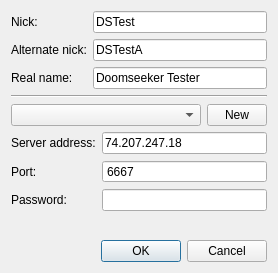
Old version of the form src/core/gui/irc/ircnetworkselectionbox.ui in the repository Destroyerrrocket/doomseeker-unofficial.
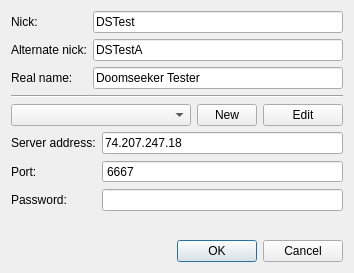
New version of the form. Icons and pictures are not drawn.

Commit message: - Can now edit IRC network directly from network connect box.

```diff
--- a/src/core/gui/irc/ircnetworkselectionbox.ui
+++ b/src/core/gui/irc/ircnetworkselectionbox.ui
@@ -6,7 +6,7 @@
    <rect>
     <x>0</x>
     <y>0</y>
-    <width>278</width>
+    <width>354</width>
     <height>273</height>
    </rect>
   </property>
@@ -73,14 +73,7 @@
    <item>
     <layout class="QHBoxLayout" name="horizontalLayout">
      <item>
-      <widget class="QComboBox" name="cboNetwork">
-       <property name="sizePolicy">
-        <sizepolicy hsizetype="Preferred" vsizetype="Fixed">
-         <horstretch>0</horstretch>
-         <verstretch>0</verstretch>
-        </sizepolicy>
-       </property>
-      </widget>
+      <widget class="QComboBox" name="cboNetwork"/>
      </item>
      <item>
       <widget class="QPushButton" name="btnNewNetwork">
@@ -105,6 +98,19 @@
        </property>
       </widget>
      </item>
+     <item>
+      <widget class="QPushButton" name="btnEdit">
+       <property name="sizePolicy">
+        <sizepolicy hsizetype="Maximum" vsizetype="Fixed">
+         <horstretch>0</horstretch>
+         <verstretch>0</verstretch>
+        </sizepolicy>
+       </property>
+       <property name="text">
+        <string>Edit</string>
+       </property>
+      </widget>
+     </item>
     </layout>
    </item>
    <item>
```
Left out of the diff: 23 changed lines with no effect on the pictures. The commit also changes 4 other files.
